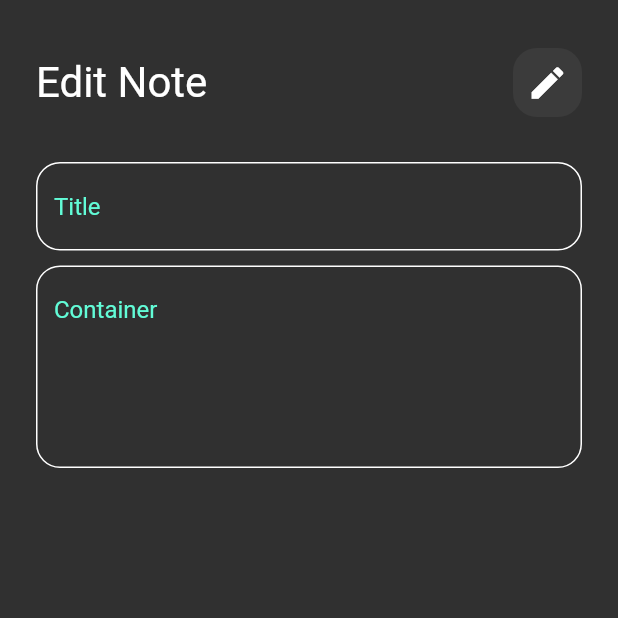
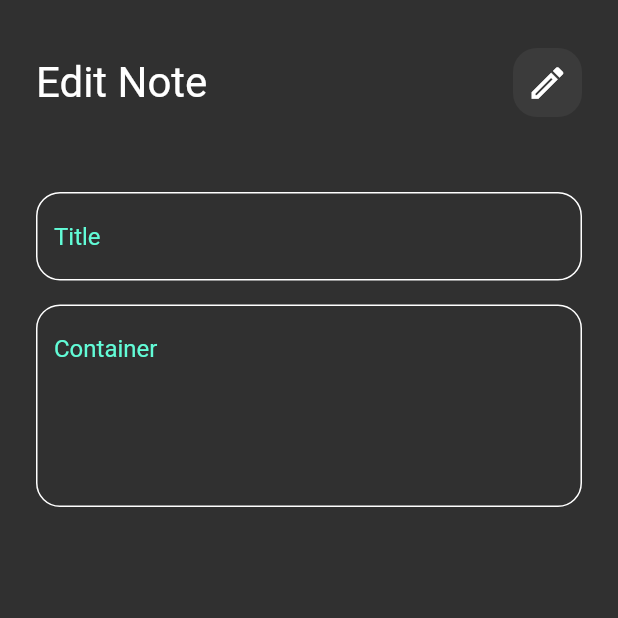
Before and after one commit to jamelalhamd/notes-app, a Flutter app: the Editnoteview screen opened directly, on a phone screen of 412 x 824 dp, the top half of it. Run offline on Flutter 3.47's test engine with Material 2 defaults, Android fonts, the phone set to English and light mode, and no system bars; Roboto replaces fonts that are missing (ssets/fonts/Poppins-Regular.ttf).

Commit message:
edit screen page

```diff
--- a/lib/Widget/resublewidget.dart
+++ b/lib/Widget/resublewidget.dart
@@ -231,10 +231,10 @@ class Editviewbody extends StatelessWidget {
           SizedBox(height: 16),
           GestureDetector(
               onTap: (){Navigator.pop(context);},
-              child: CustomAppbar(title: 'Edit Note',icon: Icons.edit)),
-          SizedBox(height: 30),
+              child: CustomAppbar(title: 'Edit Note',icon: Icons.edit_outlined)),
+          SizedBox(height: 50),
           Customtextfield(hintext: 'Title',maxline: 1),
-          SizedBox(height: 10),
+          SizedBox(height: 16),
           Customtextfield(hintext: 'Container',maxline: 5),
 
 
```
